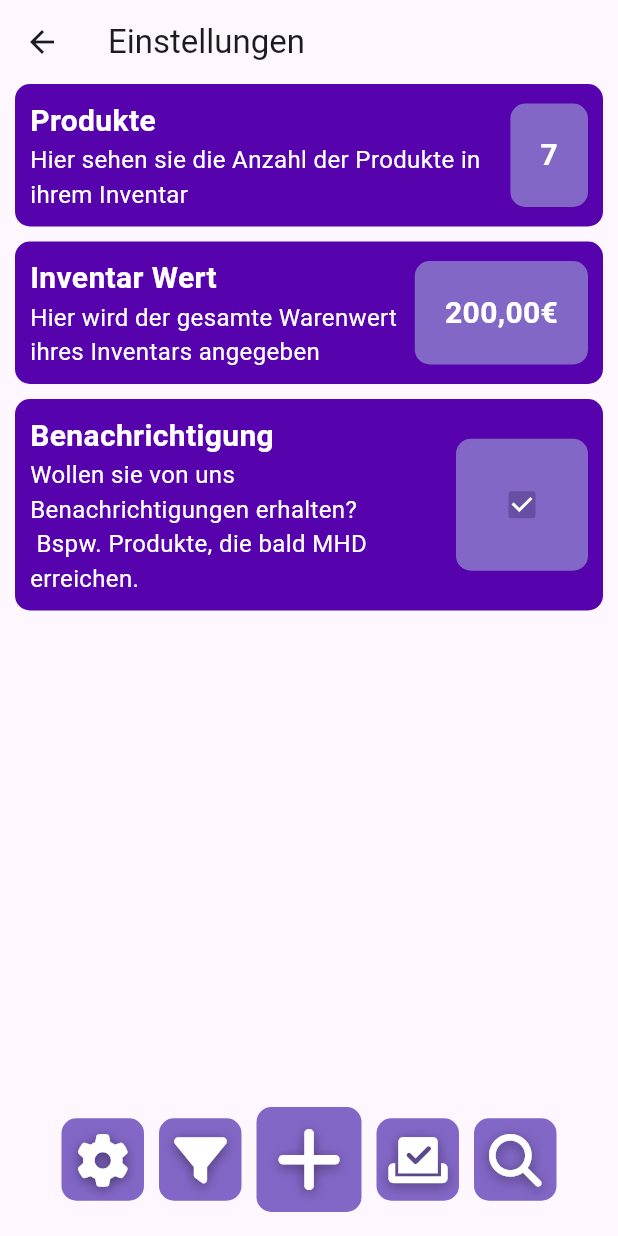
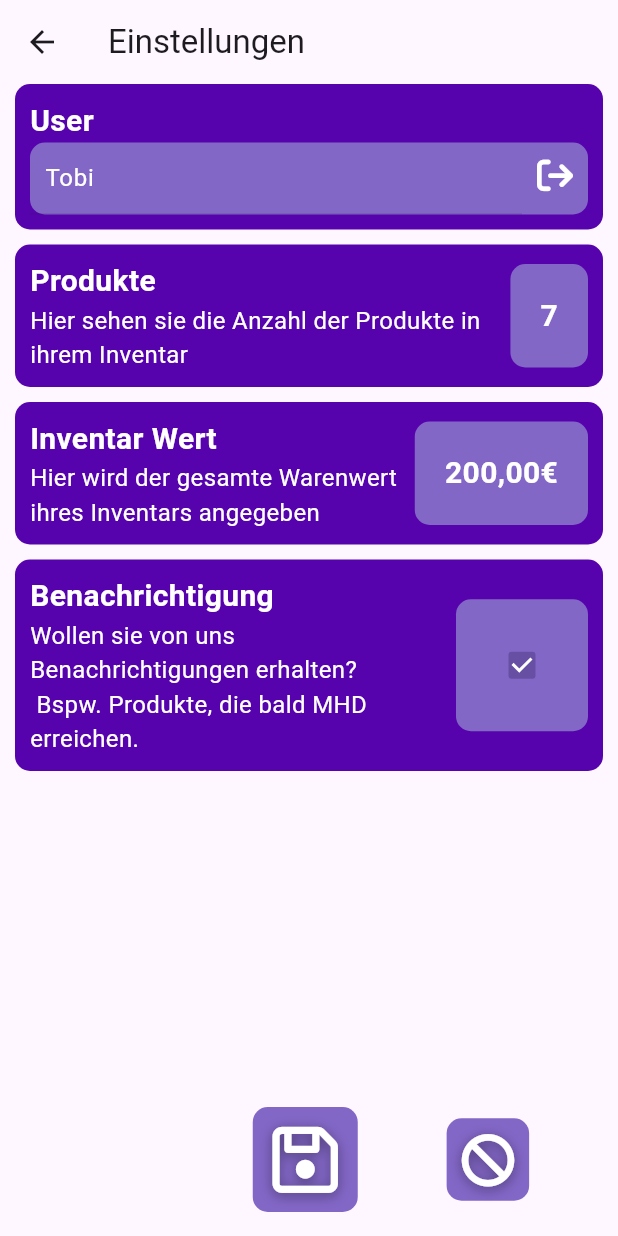
Before and after one commit to moglerdev/ShelfGuardian, a Flutter app: the SettingsPage screen opened directly, on a phone screen of 412 x 824 dp. Run offline on Flutter 3.47's test engine with Material 3 defaults, Android fonts, the phone set to English and light mode, and no system bars; our stand-ins replace equatable, flutter_bloc, flutter_secure_storage, font_awesome_flutter, go_router, image_picker and 1 more; missing offline and left inert: mobile_scanner, moment_dart; accounts and stored records are empty.

Commit message:
implemented Settings Page without logic

```diff
--- /dev/null
+++ b/lib/components/input_field.dart
@@ -0,0 +1,75 @@
+import 'package:flutter/material.dart';
+import 'package:font_awesome_flutter/font_awesome_flutter.dart';
+import 'package:shelf_guardian/common/theme.dart';
+
+class InputField extends StatelessWidget {
+  final String name;
+  final String value;
+  final IconData? icon;
+  final bool? enabled;
+  final void Function()? onIconTap;
+
+  const InputField(
+      {super.key,
+      required this.name,
+      required this.value,
+      this.icon,
+      this.enabled = true,
+      this.onIconTap});
+
+  @override
+  Widget build(BuildContext context) {
+    final TextEditingController controller = TextEditingController(text: value);
+
+    return Container(
+      // height: 50,
+      decoration: BoxDecoration(
+        borderRadius: BorderRadius.circular(10),
+        color: ShelfGuardianColors.primary,
+      ),
+      margin: const EdgeInsets.only(left: 10, right: 10, bottom: 10),
+      padding: const EdgeInsets.all(10),
+
+      child: Column(crossAxisAlignment: CrossAxisAlignment.start, children: [
+        Text(
+          name,
+          style: ShelfGuardianTextStyles.header1,
+        ),
+        Container(
+          decoration: BoxDecoration(
+            borderRadius: BorderRadius.circular(10),
+            color: ShelfGuardianColors.button,
+          ),
+          child: Row(
+            mainAxisSize: MainAxisSize.max,
+            crossAxisAlignment: CrossAxisAlignment.start,
+            children: [
+              Expanded(
+                  child: TextField(
+                style: ShelfGuardianTextStyles.body1,
+                decoration: const InputDecoration(
+                  contentPadding: EdgeInsets.only(left: 10, right: 10),
+                ),
+                controller: controller,
+                enabled: enabled,
+              )),
+              if (icon != null)
+                GestureDetector(
+                  onTap: () {
+                      onIconTap!();
+                  },
+                  child: Container(
+                    margin: const EdgeInsets.all(10),
+                    child: FaIcon(
+                      icon,
+                      color: ShelfGuardianColors.icon,
+                    ),
+                  ),
+                )
+            ],
+          ),
+        ),
+      ]),
+    );
+  }
+}
--- a/lib/settings/bloc/settings_controller.dart
+++ b/lib/settings/bloc/settings_controller.dart
@@ -2,7 +2,8 @@ import 'package:flutter_bloc/flutter_bloc.dart';
 import 'package:shelf_guardian/product/bloc/product_state.dart';
 
 abstract class SettingsController {
-  void toggleNotifications(bool b);
+  bool toggleNotifications(bool b);
+  void logout();
 }
 
 class SettingsControllerCubit extends Cubit<ProductListState>
@@ -10,7 +11,15 @@ class SettingsControllerCubit extends Cubit<ProductListState>
   SettingsControllerCubit() : super(ProductListEmpty());
 
   @override
-  void toggleNotifications(bool b) {
+  bool toggleNotifications(bool b) {
     //TODO: implement Notifications
+    print("TODO: implement Notifications");
+    return b;
+  }
+
+  @override
+  void logout() {
+    //TODO: implement logout
+    print("TODO: implement logout");
   }
 }
--- /dev/null
+++ b/lib/settings/components/settings_action_button.dart
@@ -0,0 +1,44 @@
+import 'package:flutter/material.dart';
+import 'package:flutter_bloc/flutter_bloc.dart';
+import 'package:font_awesome_flutter/font_awesome_flutter.dart';
+import 'package:go_router/go_router.dart';
+import 'package:shelf_guardian/components/button.dart';
+import 'package:shelf_guardian/product/bloc/product_state.dart';
+import 'package:shelf_guardian/common/routes_service.dart';
+import 'package:shelf_guardian/settings/bloc/settings_controller.dart';
+
+class SettingsActionButton extends StatelessWidget {
+  const SettingsActionButton({super.key});
+
+  @override
+  Widget build(BuildContext context) {
+    return BlocBuilder<SettingsControllerCubit, ProductListState>(
+        builder: (context, state) {
+      Widget rightBtn = SGIconButton(
+        icon: FontAwesomeIcons.ban,
+        onPressed: () {
+          context.push(NavigationServiceRoutes.homeRouteUri);
+        },
+      );
+      Widget mainBtn = SGIconButton(
+        size: 50,
+        icon: FontAwesomeIcons.floppyDisk,
+        onPressed: () {
+          context.push(NavigationServiceRoutes.homeRouteUri);
+        },
+      );
+      return Row(
+          crossAxisAlignment: CrossAxisAlignment.center,
+        children: [
+          const Spacer(flex: 1),
+          const SizedBox(width: 50),
+          const Spacer(flex: 1),
+          mainBtn,
+          const Spacer(flex: 1),
+          rightBtn,
+          const Spacer(flex: 1),
+        ],
+      );
+    });
+  }
+}
--- a/lib/settings/components/settings_item_checkbox.dart
+++ b/lib/settings/components/settings_item_checkbox.dart
@@ -59,7 +59,7 @@ class SettingsItemCheckbox extends StatelessWidget {
                 child: Checkbox(
                     value: isSelected,
                     onChanged: (selected) {
-                      onSelectChanged(!isSelected);
+                      onSelectChanged(selected ?? false);
                     }))
           ]),
         ));
--- a/lib/settings/components/settings_item_descriptional.dart
+++ b/lib/settings/components/settings_item_descriptional.dart
@@ -1,8 +1,5 @@
 import 'package:flutter/material.dart';
-import 'package:font_awesome_flutter/font_awesome_flutter.dart';
-import 'package:moment_dart/moment_dart.dart';
 import 'package:shelf_guardian/common/theme.dart';
-import 'package:shelf_guardian/product/models/product_model.dart';
 
 class SettingsItemDescriptional extends StatelessWidget {
   final String name;
--- a/lib/settings/views/settings_page.dart
+++ b/lib/settings/views/settings_page.dart
@@ -1,23 +1,31 @@
 import 'package:flutter/material.dart';
 import 'package:flutter_bloc/flutter_bloc.dart';
-import 'package:shelf_guardian/product/components/product_action_button.dart';
+import 'package:shelf_guardian/settings/views/settings_view.dart';
+import 'package:shelf_guardian/settings/bloc/settings_controller.dart';
 import 'package:shelf_guardian/product/bloc/product_controller.dart';
-import 'package:shelf_guardian/settings/views/settings_view.dart';
+import 'package:shelf_guardian/settings/components/settings_action_button.dart';
 
 class SettingsPage extends StatelessWidget {
   const SettingsPage({super.key});
 
   @override
   Widget build(BuildContext context) {
-    return BlocProvider(
-      create: (context) => ProductControllerCubit(),
+    return MultiBlocProvider(
+      providers: [
+        BlocProvider<SettingsControllerCubit>(
+          create: (context) => SettingsControllerCubit(),
+        ),
+        BlocProvider<ProductControllerCubit>(
+          create: (context) => ProductControllerCubit(),
+        ),
+      ],
       child: Scaffold(
           appBar: AppBar(
             title: const Text('Einstellungen'),
           ),
           floatingActionButtonLocation:
           FloatingActionButtonLocation.centerFloat,
-          floatingActionButton: const ProductActionButton(),
+          floatingActionButton: const SettingsActionButton(),
           body: const SettingsPageView()),
     );
   }
--- a/lib/settings/views/settings_view.dart
+++ b/lib/settings/views/settings_view.dart
@@ -1,5 +1,7 @@
 import 'package:flutter/material.dart';
 import 'package:flutter_bloc/flutter_bloc.dart';
+import 'package:font_awesome_flutter/font_awesome_flutter.dart';
+import 'package:shelf_guardian/components/input_field.dart';
 import 'package:shelf_guardian/product/bloc/product_state.dart';
 import 'package:shelf_guardian/settings/components/settings_item_checkbox.dart';
 import 'package:shelf_guardian/settings/components/settings_item_descriptional.dart';
@@ -7,12 +9,20 @@ import 'package:shelf_guardian/settings/bloc/settings_controller.dart';
 
 class SettingsPageView extends StatelessWidget {
   const SettingsPageView({super.key});
-
   @override
   Widget build(BuildContext context) {
     return BlocBuilder<SettingsControllerCubit, ProductListState>(
         builder: (context, state) {
       return Column(mainAxisAlignment: MainAxisAlignment.start, children: [
+        InputField(
+            name: "User",
+            value: "Tobi",
+            icon: FontAwesomeIcons.arrowRightFromBracket,
+            onIconTap: () {
+              context.read<SettingsControllerCubit>().logout();
+              //router.pushReplacement(NavigationServiceRoutes.signInRouteUri);
+            },
+            enabled: false),
         const SettingsItemDescriptional(
             name: "Produkte",
             description: "Hier sehen sie die Anzahl "
```
